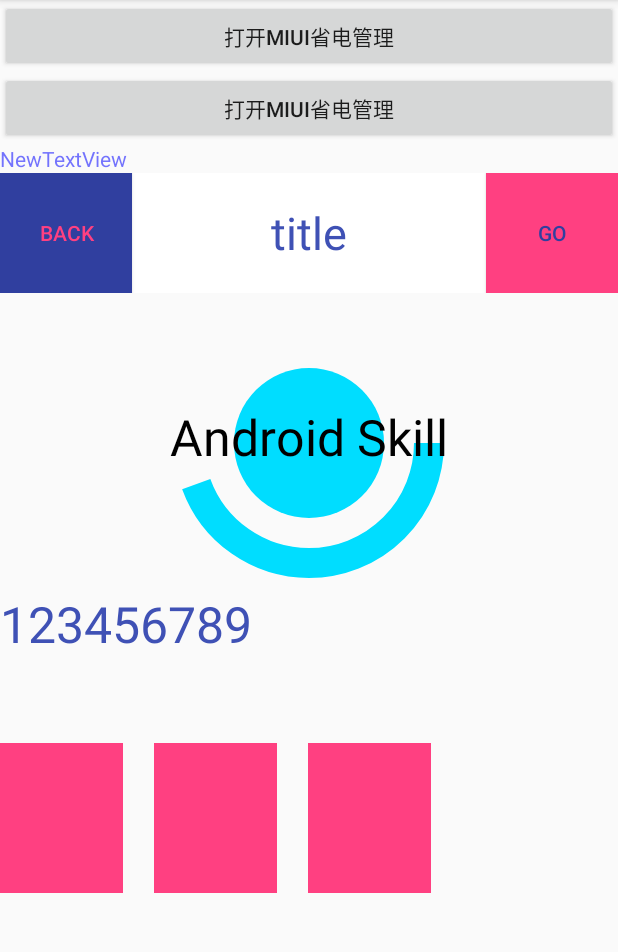
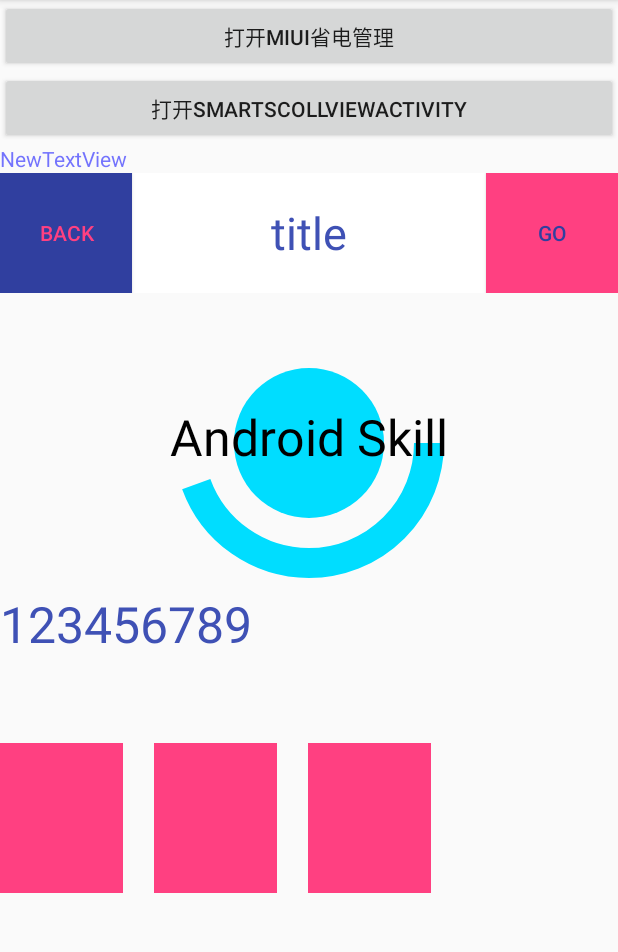
Before and after one commit to liuchch/AndroidTest, an Android app: the screen it shows after launch (MainActivity), on a phone screen of 412 x 824 dp, the part 84-1036 px from its top. Run offline under Robolectric (Android 15) with nearby library versions, the phone set to English and light mode, and no system bars.

Commit message:
完成samrtscrollview

```diff
--- a/app/src/main/java/com/example/liu/myapplication/MainActivity.java
+++ b/app/src/main/java/com/example/liu/myapplication/MainActivity.java
@@ -21,4 +21,9 @@ public class MainActivity extends AppCompatActivity {
         startActivity(intent);
     }
 
+    public void on2Clicked(View view) {
+        Intent intent = new Intent(this, TestSmartScollViewActivity.class);
+        startActivity(intent);
+    }
+
 }
--- a/app/src/main/res/layout/activity_main.xml
+++ b/app/src/main/res/layout/activity_main.xml
@@ -15,7 +15,7 @@
     <Button
         android:layout_width="match_parent"
         android:layout_height="wrap_content"
-        android:text="打开miui省电管理"
+        android:text="打开SmartScollViewActivity"
         android:onClick="on2Clicked"
         />
     <com.example.liu.myapplication.view.NewTextView
```
Also changed, not shown: app/src/main/res/layout/activity_test_smart_scoll_view.xml (+5 -5 lines).
